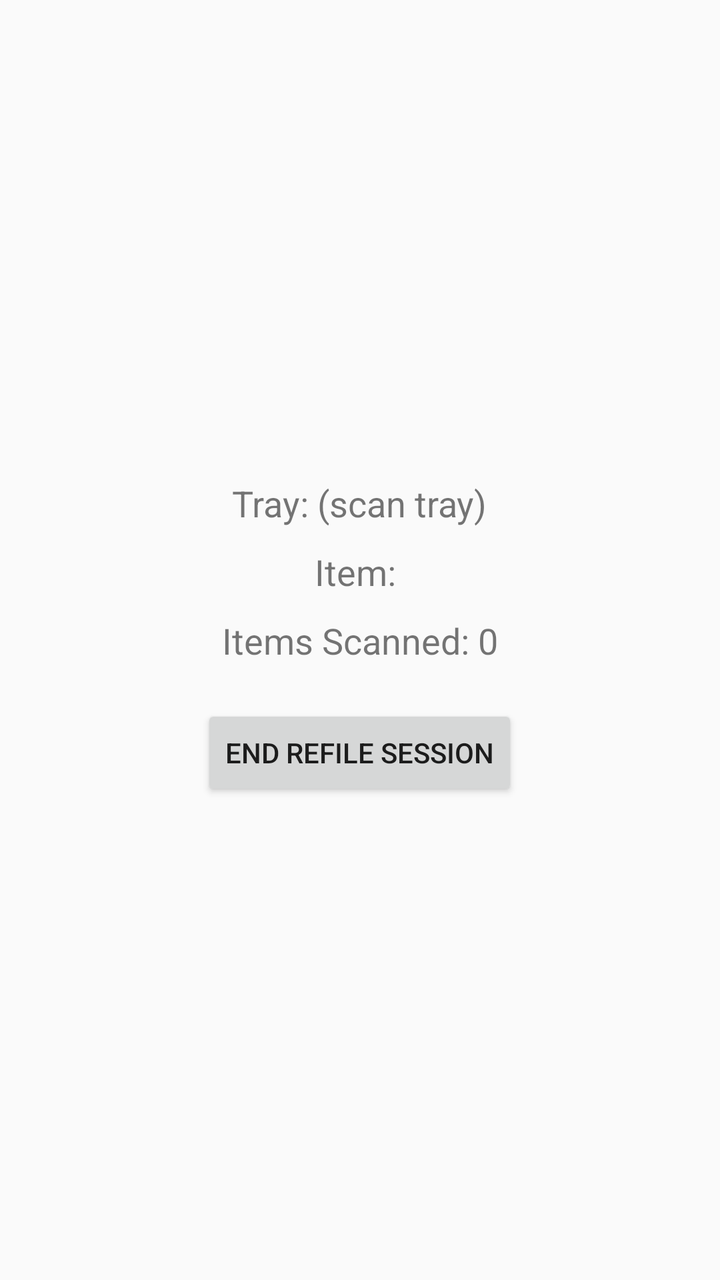
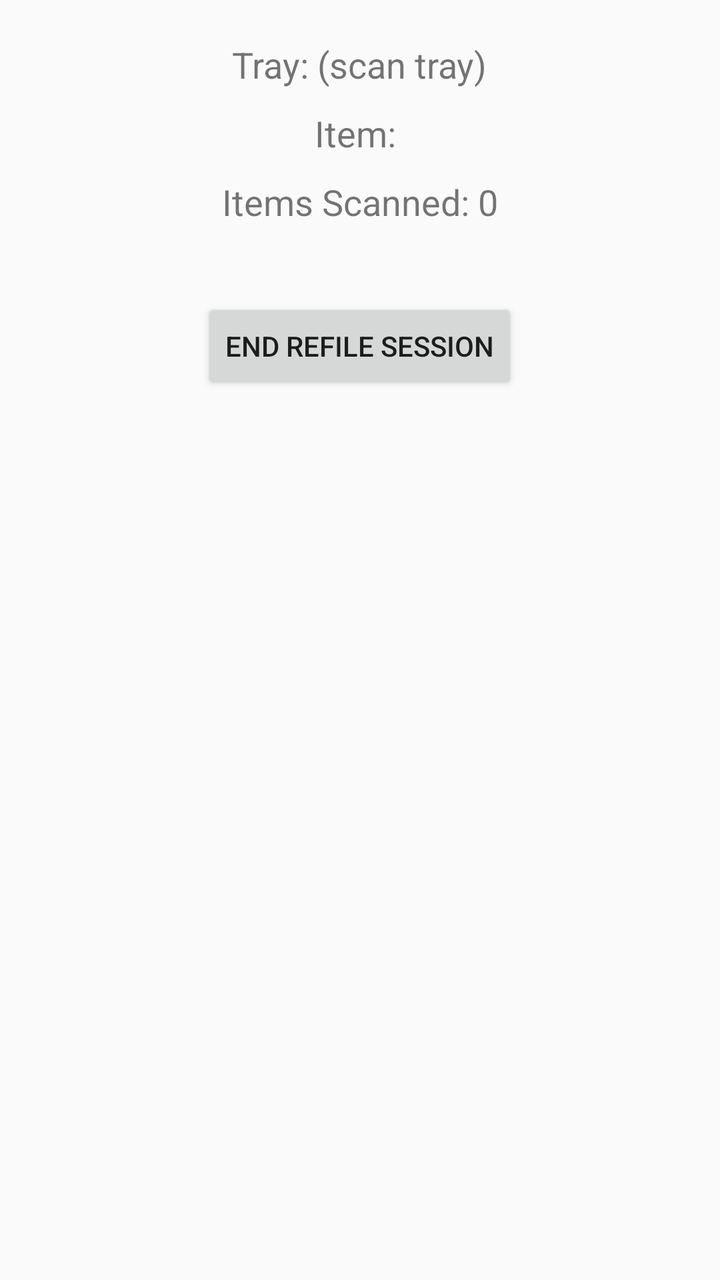

Compare the two renders of this Android layout. The source of the first and the diff that turns it into the second are given below.
<!-- AndroidManifest.xml: application theme Theme.AppCompat.Light.DarkActionBar -->
<!-- res/layout/activity_refile.xml -->
<?xml version="1.0" encoding="utf-8"?>
<LinearLayout xmlns:android="http://schemas.android.com/apk/res/android"
    android:orientation="vertical"
    android:gravity="center"
    android:layout_width="match_parent"
    android:layout_height="match_parent"
    android:padding="20dp">

    <TextView
        android:id="@+id/text_tray"
        android:text="Tray: (scan tray)"
        android:textSize="18sp"
        android:layout_marginBottom="10dp"
        android:layout_width="wrap_content"
        android:layout_height="wrap_content" />

    <TextView
        android:id="@+id/text_item"
        android:text="Item: "
        android:textSize="18sp"
        android:layout_marginBottom="10dp"
        android:layout_width="wrap_content"
        android:layout_height="wrap_content" />

    <TextView
        android:id="@+id/text_count"
        android:text="Items Scanned: 0"
        android:textSize="18sp"
        android:layout_marginBottom="20dp"
        android:layout_width="wrap_content"
        android:layout_height="wrap_content" />

    <Button
        android:id="@+id/button_end"
        android:text="End Refile Session"
        android:layout_width="wrap_content"
        android:layout_height="wrap_content" />
</LinearLayout>
<!-- resources referenced by this layout -->
<resources>

</resources>

<!-- the commit's change to res/layout/activity_refile.xml (unified diff, before → after) -->
@@ -34,5 +34,17 @@
         android:id="@+id/button_end"
         android:text="End Refile Session"
         android:layout_width="wrap_content"
-        android:layout_height="wrap_content" />
+        android:layout_height="wrap_content"
+        android:layout_marginTop="16dp"
+        android:layout_gravity="center_horizontal" />
+
+    <androidx.recyclerview.widget.RecyclerView
+        android:id="@+id/refile_summary_list"
+        android:layout_width="match_parent"
+        android:layout_height="0dp"
+        android:layout_weight="1"
+        android:scrollbars="vertical"
+        android:paddingTop="8dp"
+        android:paddingBottom="8dp" />
+
 </LinearLayout>
